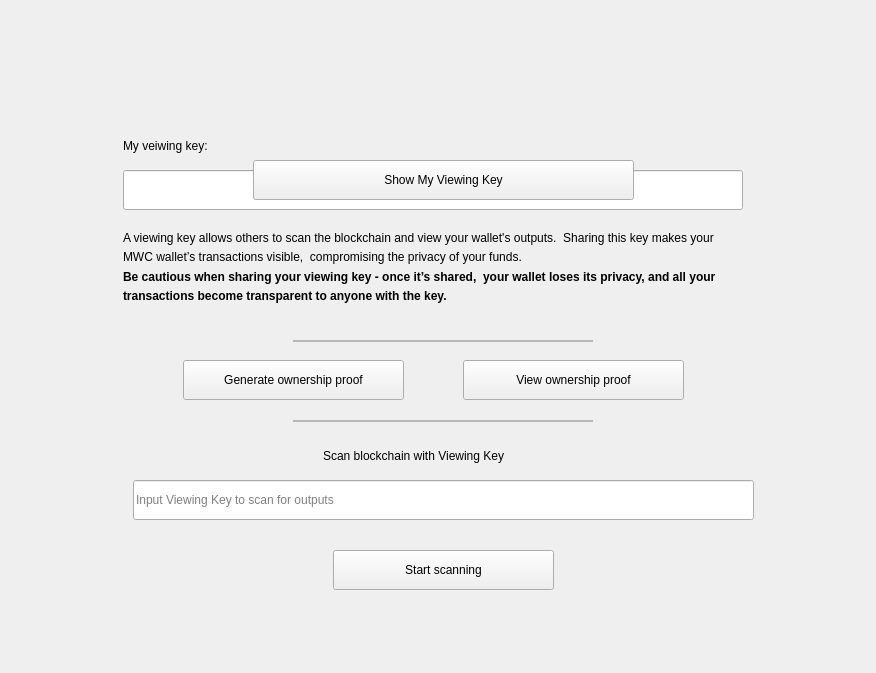
Before: the Qt Designer form windows_desktop/v_viewhash_w.ui in mwcproject/mwc-qt-wallet, drawn with Qt 5.
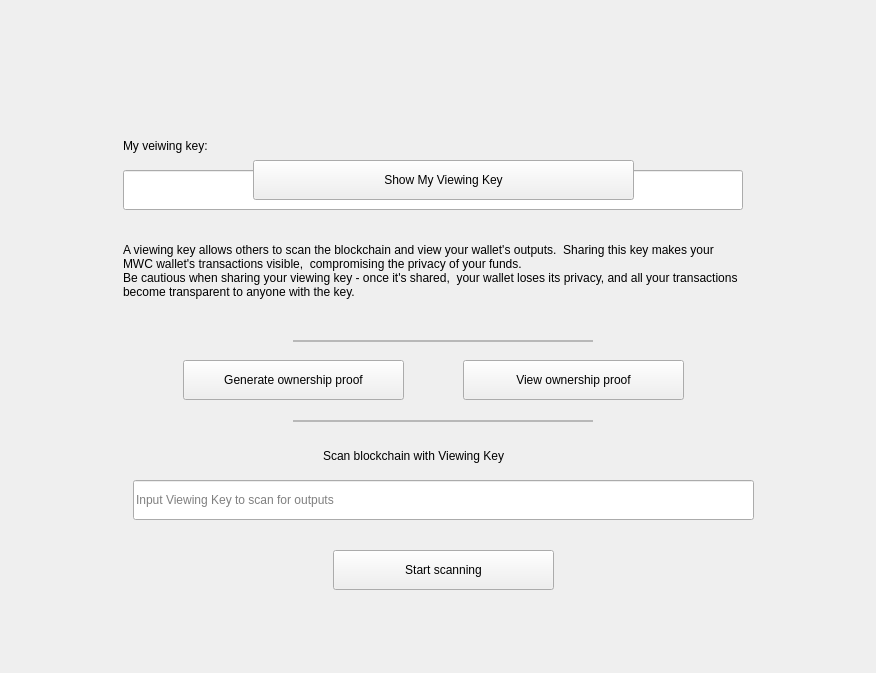
After: the same form once the commit is applied. Custom widgets are drawn as their Qt base class.

```diff
--- a/windows_desktop/v_viewhash_w.ui
+++ b/windows_desktop/v_viewhash_w.ui
@@ -125,11 +125,8 @@
          </size>
         </property>
         <property name="text">
-         <string>&lt;!DOCTYPE HTML PUBLIC &quot;-//W3C//DTD HTML 4.0//EN&quot; &quot;http://www.w3.org/TR/REC-html40/strict.dtd&quot;&gt;
-&lt;html&gt;&lt;head&gt;&lt;meta name=&quot;qrichtext&quot; content=&quot;1&quot; /&gt;&lt;style type=&quot;text/css&quot;&gt;
-p, li { white-space: pre-wrap; }
-&lt;/style&gt;&lt;/head&gt;&lt;body style=&quot;line-height:138%;&quot;&gt;
-&lt;p&gt;A viewing key allows others to scan the blockchain and view your wallet's outputs.  Sharing this key makes your MWC wallet’s transactions visible,  compromising the privacy of your funds.&lt;br /&gt;&lt;b&gt;Be cautious when sharing your viewing key - once it’s shared,  your wallet loses its privacy, and all your transactions become transparent to anyone with the key.&lt;/b&gt;&lt;/p&gt;&lt;/body&gt;&lt;/html&gt;</string>
+         <string>A viewing key allows others to scan the blockchain and view your wallet's outputs.  Sharing this key makes your MWC wallet's transactions visible,  compromising the privacy of your funds.
+Be cautious when sharing your viewing key - once it's shared,  your wallet loses its privacy, and all your transactions become transparent to anyone with the key.</string>
         </property>
         <property name="wordWrap">
          <bool>true</bool>
```
